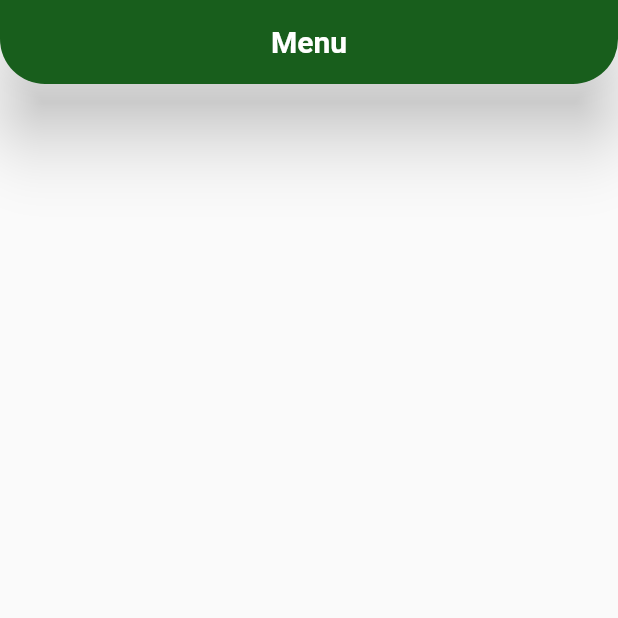
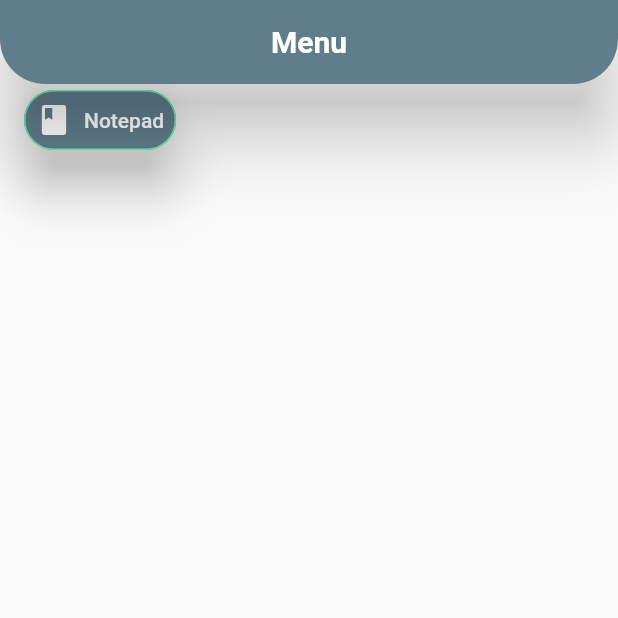
Before and after one commit to WilliamSamson/smart_app, a Flutter app: the Home screen opened directly, on a phone screen of 412 x 824 dp, the top half of it. Run offline on Flutter 3.47's test engine with Material 2 defaults, Android fonts, the light colour scheme and no system bars.

Commit message:
created home screen and started first in app

```diff
--- a/lib/Screens/home.dart
+++ b/lib/Screens/home.dart
@@ -1,4 +1,5 @@
 import 'package:flutter/material.dart';
+import 'package:smart_app/Screens/notepad.dart';
 
 class Home extends StatelessWidget {
   const Home({Key? key}) : super(key: key);
@@ -7,7 +8,7 @@ class Home extends StatelessWidget {
   Widget build(BuildContext context) {
     return Scaffold(
       appBar: AppBar(
-        backgroundColor: const Color.fromARGB(255, 24, 94, 28),
+        backgroundColor: Colors.blueGrey,
         elevation: 20,
         shape: const RoundedRectangleBorder(
           borderRadius: BorderRadius.vertical(
@@ -23,11 +24,45 @@ class Home extends StatelessWidget {
           ),
         ),
       ),
-      body: const Padding(
-        padding: EdgeInsets.only(
-          top: 16.0,
-        ),
+      body: Row(
+        mainAxisAlignment: MainAxisAlignment.start,
+        children: <Widget>[
+          const Padding(
+            padding: EdgeInsets.only(
+              left: 16.0,
+            ),
+          ),
+          TextButton.icon(
+            style: TextButton.styleFrom(
+              elevation: 15,
+              primary: Colors.white,
+              backgroundColor: Colors.blueGrey,
+              side: const BorderSide(color: Colors.greenAccent, width: 1),
+              shape: RoundedRectangleBorder(
+                borderRadius: BorderRadius.circular(30),
+              ),
+            ),
+            icon: const Icon(Icons.book),
+            label: const Text("Notepad"),
+            onPressed: () {
+              Navigator.pushReplacement(
+                context,
+                MaterialPageRoute(
+                  builder: (context) => Notepad(),
+                ),
+              );
+            },
+          ),
+        ],
       ),
     );
   }
 }
+
+
+
+/*const Padding(
+        padding: EdgeInsets.only(
+          top: 16.0,
+        ),
+      ),*/
--- /dev/null
+++ b/lib/Screens/notepad.dart
@@ -0,0 +1,9 @@
+import 'package:flutter/material.dart';
+
+class Notepad extends StatelessWidget {
+  // This widget is the root of your application.
+  @override
+  Widget build(BuildContext context) {
+    return Scaffold();
+  }
+}
```
Also changed, not shown: pubspec.yaml (+6 -2 lines), pubspec.lock, 1 other file.
